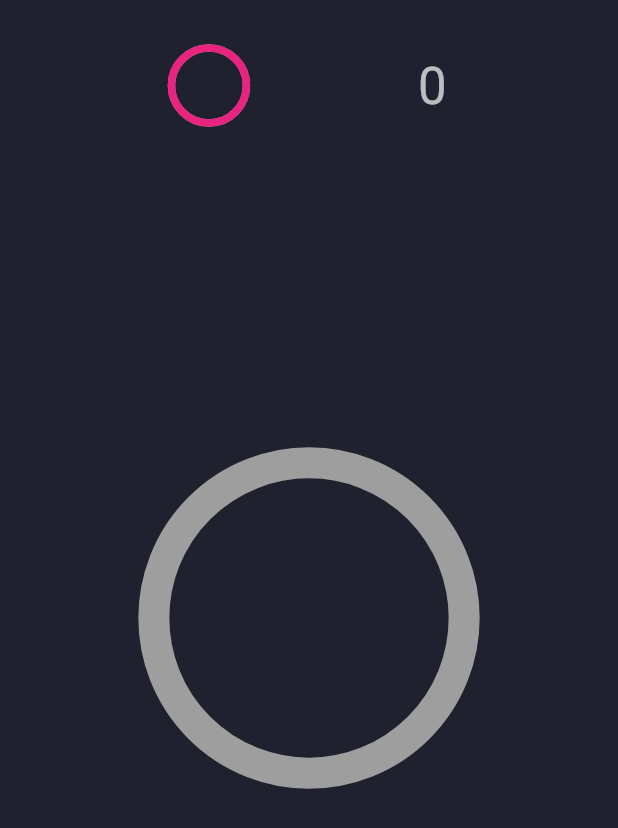
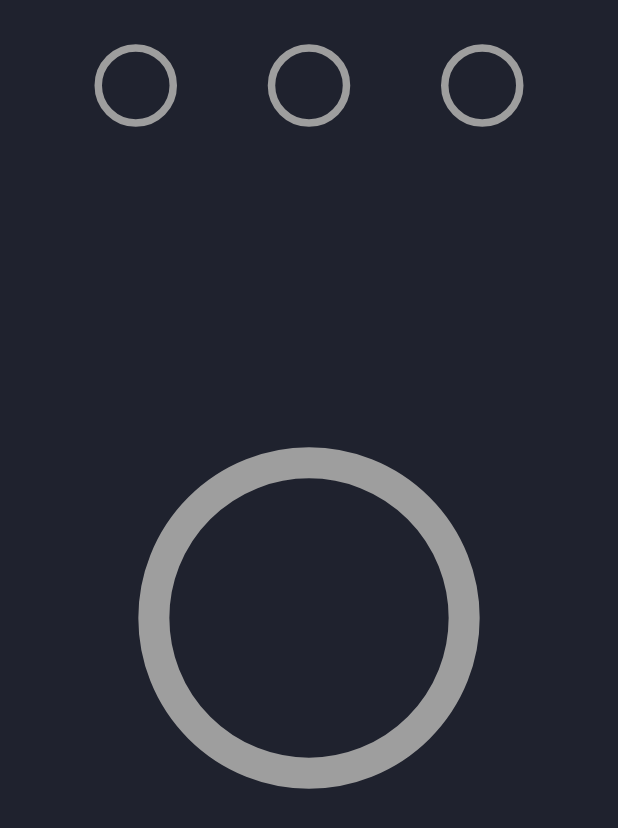
Before and after one commit to aelavell/DailyPractice, a Flutter app: the screen it shows after launch, on a phone screen of 412 x 824 dp. Shown: the top 828 px of the screen. Run offline on Flutter 3.47's test engine with Material 2 defaults, Android fonts, the phone set to English and light mode, and no system bars.

Commit message:
[ui] fill in 3 circles at the top rather than giving an unbounded count of circles

```diff
--- a/lib/DailyPracticeApp.dart
+++ b/lib/DailyPracticeApp.dart
@@ -20,18 +20,14 @@ class DailyPracticeApp extends StatelessWidget {
        body: Stack(children: <Widget>[
          Padding(
            padding: const EdgeInsets.only(top: 32.0),
-           child: Row(children: <Widget>[
-             AccomplishmentCircle(value: 1.0, width: 50, height: 50,),
-             Consumer<Counter>(
-              builder: (context, counter, child) => Text(
-                '${counter.value}',
-                style: Theme.of(context).textTheme.display1,
-              ),
+           child: Consumer<Counter>(
+              builder: (context, counter, child) => Row(children: <Widget>[
+                AccomplishmentCircle(value: counter.value >= 1 ? 1.0 : 0.0, width: 50, height: 50,),
+                AccomplishmentCircle(value: counter.value >= 2 ? 1.0 : 0.0, width: 50, height: 50,),
+                AccomplishmentCircle(value: counter.value >= 3 ? 1.0 : 0.0, width: 50, height: 50,),
+              ],
+            mainAxisAlignment: MainAxisAlignment.spaceEvenly,
             ),
-            //  AccomplishmentCircle(value: 1.0, width: 50, height: 50,),
-            //  AccomplishmentCircle(value: 1.0, width: 50, height: 50,),
-            ],
-            mainAxisAlignment: MainAxisAlignment.spaceEvenly,
            ),
          ),
          AccomplishmentControl()
```
